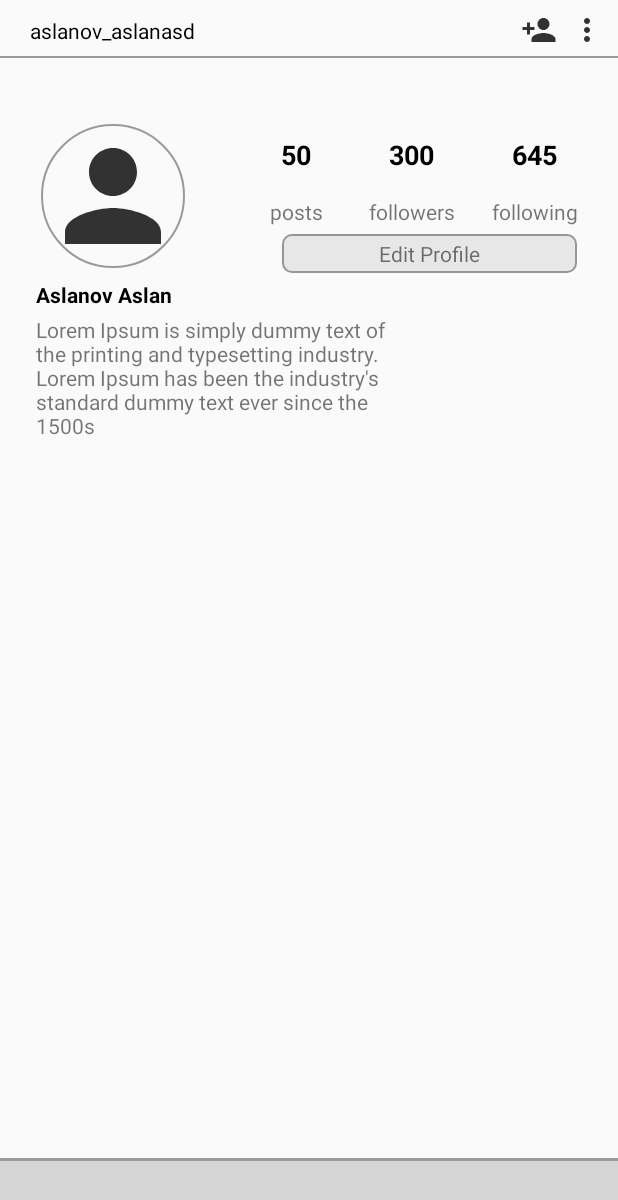
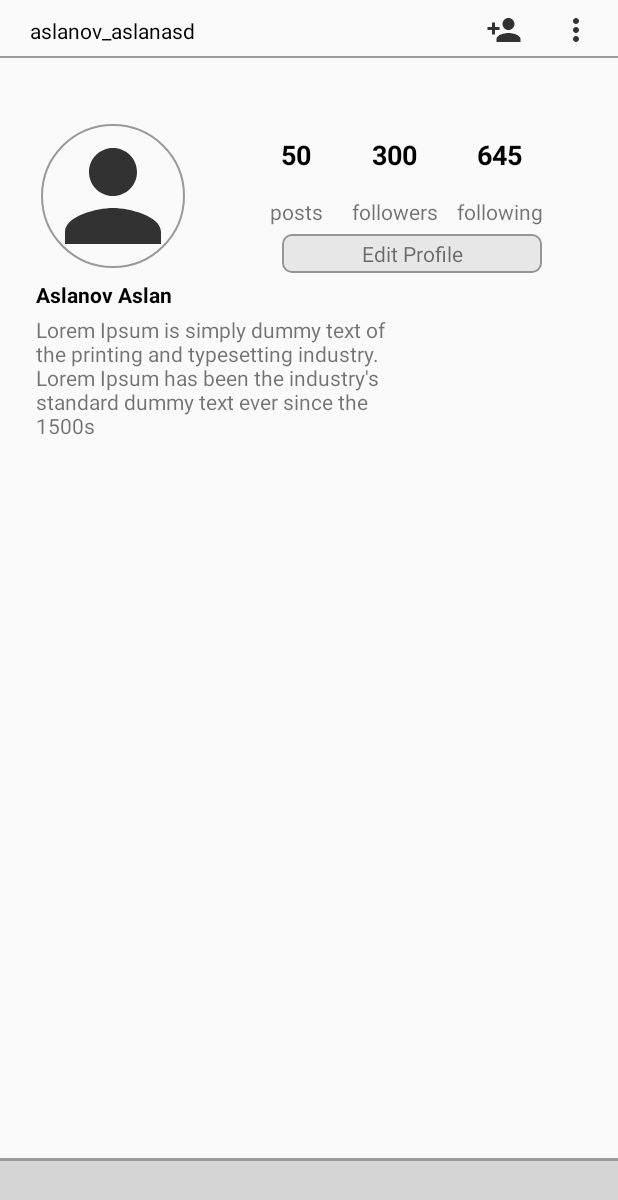
Before and after one commit to aslan564/instagramcloneapp, an Android app: the ProfileActivity screen opened directly, with no data from a screen before it, on a phone screen of 412 x 824 dp. Shown: the top 1200 px of the screen. Run offline under Robolectric (Android 15) with nearby library versions, the phone set to English and light mode, and no system bars; our stand-ins replace CircleImageView; libraries missing offline, so code that uses them is left out: com.ittianyu.bottomnavigationviewex; plain views replace BottomNavigationViewEx; 4 statements that could not run were skipped; grey boxes are pictures that could not be loaded.

Commit message:
create profile setting

```diff
--- a/app/src/main/java/com/aslanovaslan/instakloneapp/Profile/ProfileActivity.kt
+++ b/app/src/main/java/com/aslanovaslan/instakloneapp/Profile/ProfileActivity.kt
@@ -19,6 +19,18 @@ class ProfileActivity : AppCompatActivity() {
         setNavigationBotomMenu();
     }
 
+
+    /*
+    *
+    *  <androidx.constraintlayout.widget.ConstraintLayout
+                android:layout_width="match_parent"
+                android:layout_height="50sp">
+
+
+            </androidx.constraintlayout.widget.ConstraintLayout>
+    *
+    *
+    * */
     private fun setupSettingsProfileUser() {
         accountSettingsImageView.setOnClickListener {
             val intent = Intent(this, ProfileSettingsActivity::class.java).addFlags(Intent.FLAG_ACTIVITY_NO_ANIMATION)
--- a/app/src/main/java/com/aslanovaslan/instakloneapp/Profile/ProfileSettingsActivity.kt
+++ b/app/src/main/java/com/aslanovaslan/instakloneapp/Profile/ProfileSettingsActivity.kt
@@ -19,11 +19,11 @@ class ProfileSettingsActivity : AppCompatActivity() {
         super.onCreate(savedInstanceState)
         setContentView(R.layout.activity_profile_settings)
 
-        setupIntentMoveActivity()
+        setupFragmentMoveNavigation()
         setNavigationBotomMenu()
     }
 
-    private fun setupIntentMoveActivity() {
+    private fun setupFragmentMoveNavigation() {
 
         tvEditProfileInfo.setOnClickListener {
             profileUserSettingContainer.visibility=View.GONE
--- a/app/src/main/res/layout/activity_profileuser.xml
+++ b/app/src/main/res/layout/activity_profileuser.xml
@@ -20,24 +20,21 @@
         android:id="@+id/discoverImageView"
         android:layout_width="wrap_content"
         android:layout_height="wrap_content"
-        android:layout_marginStart="192dp"
-        android:layout_marginEnd="16dp"
+        android:layout_marginEnd="24dp"
         android:src="@drawable/ic_people_discover"
         app:layout_constraintBottom_toBottomOf="@+id/accountSettingsImageView"
-        app:layout_constraintEnd_toEndOf="parent"
-        app:layout_constraintStart_toEndOf="@+id/usernameToolbarTextView"
-        app:layout_constraintTop_toTopOf="@+id/accountSettingsImageView" />
+        app:layout_constraintEnd_toStartOf="@+id/accountSettingsImageView"
+        app:layout_constraintTop_toTopOf="@+id/accountSettingsImageView"
+        app:layout_constraintVertical_bias="0.0" />
 
     <ImageView
         android:id="@+id/accountSettingsImageView"
         android:layout_width="wrap_content"
         android:layout_height="wrap_content"
         android:layout_marginTop="8dp"
-        android:layout_marginEnd="8dp"
+        android:layout_marginEnd="16dp"
         android:src="@drawable/ic_profile_edit"
         app:layout_constraintEnd_toEndOf="parent"
-        app:layout_constraintHorizontal_bias="0.944"
-        app:layout_constraintStart_toEndOf="@+id/discoverImageView"
         app:layout_constraintTop_toTopOf="parent" />
 
     <View
--- a/app/src/main/res/values/strings.xml
+++ b/app/src/main/res/values/strings.xml
@@ -3,4 +3,5 @@
     <!-- TODO: Remove or change this placeholder text -->
     <string name="hello_blank_fragment">Hello blank fragment</string>
     <string name="log_out_sett_fragment">Log Out</string>
+    <string name="edit_profile_fragment">Edit Profile</string>
 </resources>
```
Also changed, not shown: app/src/main/res/layout/activity_main.xml (+14 -21 lines), app/src/main/res/layout/activity_profile_settings.xml (+15 -9 lines).
